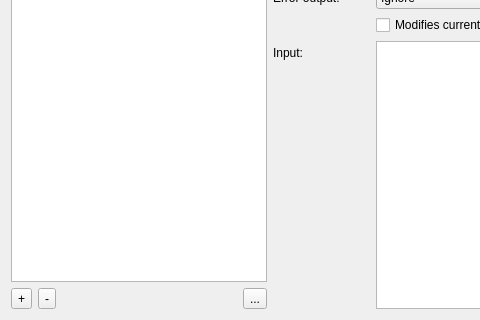
Old version of the form src/plugins/coreplugin/dialogs/externaltoolconfig.ui in the repository qt-creator/qt-creator; both pictures show x 0 to 480 and y 148 to 468 of the 725 by 468 pixel window.
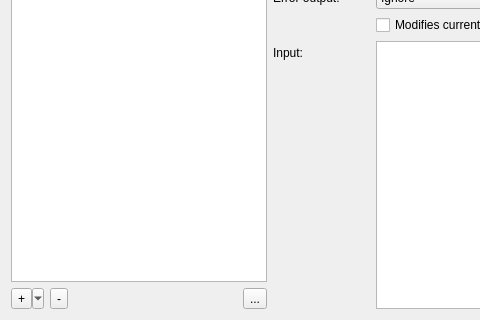
New version of the form. Custom widgets are drawn as their Qt base class.

Commit message: Use the add button for adding categories.

```diff
--- a/src/plugins/coreplugin/dialogs/externaltoolconfig.ui
+++ b/src/plugins/coreplugin/dialogs/externaltoolconfig.ui
@@ -42,6 +42,9 @@
          <property name="text">
           <string>+</string>
          </property>
+         <property name="popupMode">
+          <enum>QToolButton::MenuButtonPopup</enum>
+         </property>
         </widget>
        </item>
        <item>
```
Left out of the diff: 12 changed lines with no effect on the pictures. The commit also changes 2 other files.
